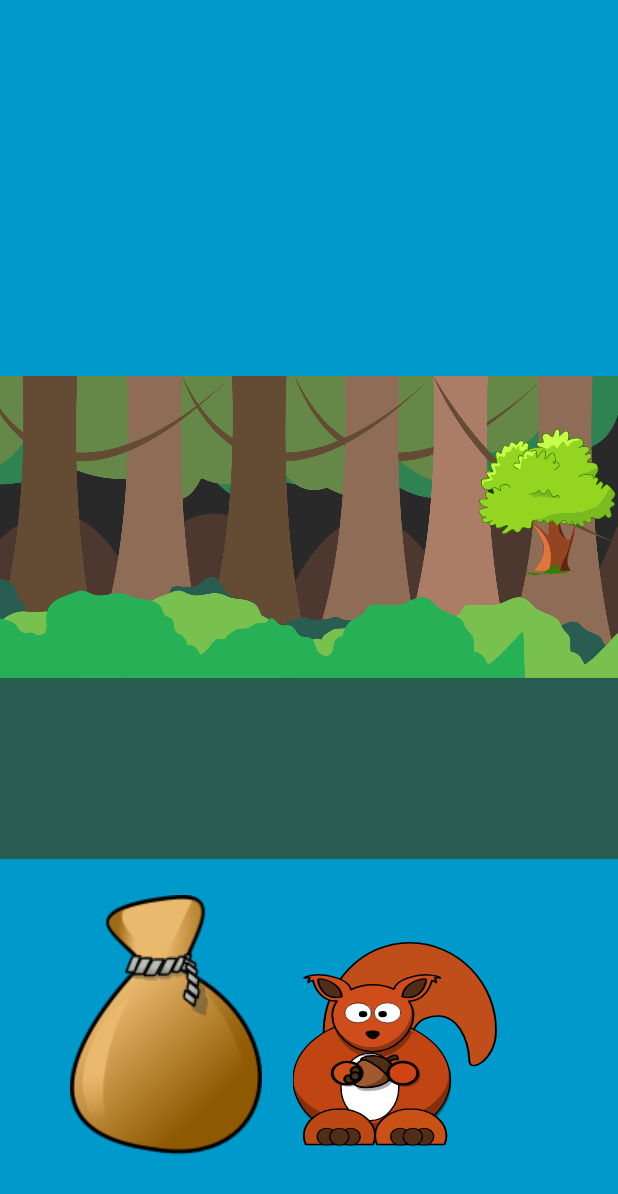
After one commit to maksim96/LearningApp, an Android app: the DragActivity screen opened directly, with no data from a screen before it, on a phone screen of 412 x 824 dp. The commit adds this screen. Shown: the top 1194 px of the screen. Run offline under Robolectric (Android 15) with nearby library versions, the phone set to English and light mode, and no system bars.

Commit message:
Drag and drop design

```diff
--- a/app/build.gradle
+++ b/app/build.gradle
@@ -22,6 +22,7 @@ dependencies {
     implementation fileTree(dir: 'libs', include: ['*.jar'])
     implementation 'com.android.support:appcompat-v7:26.1.0'
     implementation 'com.android.support.constraint:constraint-layout:1.1.0'
+    implementation 'com.android.support:support-v4:26.1.0'
     testImplementation 'junit:junit:4.12'
     androidTestImplementation 'com.android.support.test:runner:1.0.1'
     androidTestImplementation 'com.android.support.test.espresso:espresso-core:3.0.1'
--- /dev/null
+++ b/app/src/main/java/research/educational/thiessen/learningappmock/DragActivity.java
@@ -0,0 +1,40 @@
+package research.educational.thiessen.learningappmock;
+
+import android.annotation.SuppressLint;
+import android.app.ActionBar;
+import android.app.Activity;
+import android.os.Bundle;
+import android.os.Handler;
+import android.view.MotionEvent;
+import android.view.View;
+import android.view.MenuItem;
+import android.support.v4.app.NavUtils;
+
+/**
+ * An example full-screen activity that shows and hides the system UI (i.e.
+ * status bar and navigation/system bar) with user interaction.
+ */
+public class DragActivity extends Activity {
+
+
+    @Override
+    protected void onCreate(Bundle savedInstanceState) {
+        super.onCreate(savedInstanceState);
+
+        setContentView(R.layout.activity_drag);
+
+    }
+
+    @Override
+    protected void onPostCreate(Bundle savedInstanceState) {
+        super.onPostCreate(savedInstanceState);
+
+        // Trigger the initial hide() shortly after the activity has been
+        // created, to briefly hint to the user that UI controls
+        // are available.
+    }
+
+
+
+
+}
--- /dev/null
+++ b/app/src/main/java/research/educational/thiessen/learningappmock/DragAndDropActivity.java
@@ -0,0 +1,31 @@
+package research.educational.thiessen.learningappmock;
+
+import android.annotation.SuppressLint;
+import android.app.ActionBar;
+import android.app.Activity;
+import android.os.Bundle;
+import android.os.Handler;
+import android.view.MotionEvent;
+import android.view.View;
+import android.view.WindowManager;
+import android.widget.ImageView;
+
+/**
+ * An example full-screen activity that shows and hides the system UI (i.e.
+ * status bar and navigation/system bar) with user interaction.
+ */
+public class DragAndDropActivity extends Activity {
+
+
+    @Override
+    protected void onCreate(Bundle savedInstanceState) {
+        super.onCreate(savedInstanceState);
+        getWindow().setFlags(WindowManager.LayoutParams.FLAG_FULLSCREEN,
+                WindowManager.LayoutParams.FLAG_FULLSCREEN);
+        setContentView(R.layout.activity_drag_and_drop);
+        System.out.println("wups");
+        ImageView forest = (ImageView) findViewById(R.id.imageView);
+
+
+    }
+}
--- a/app/src/main/java/research/educational/thiessen/learningappmock/MainActivity.java
+++ b/app/src/main/java/research/educational/thiessen/learningappmock/MainActivity.java
@@ -1,6 +1,7 @@
 package research.educational.thiessen.learningappmock;
 
 import android.app.Activity;
+import android.content.Intent;
 import android.support.v7.app.AppCompatActivity;
 import android.os.Bundle;
 import android.view.View;
@@ -81,5 +82,13 @@ public class MainActivity extends Activity {
                             }
                         }
                 );
+
+        bubbleText.setOnClickListener(new View.OnClickListener() {
+            @Override
+            public void onClick(View view) {
+                Intent intent = new Intent(view.getContext(), DragActivity.class);
+                startActivity(intent);
+            }
+        });
     }
 }
--- /dev/null
+++ b/app/src/main/res/drawable/squirrel.xml
@@ -0,0 +1,141 @@
+<vector android:height="24dp" android:viewportHeight="562"
+    android:viewportWidth="423" android:width="24dp" xmlns:android="http://schemas.android.com/apk/res/android">
+    <path android:fillAlpha=".314" android:fillColor="#FF000000"
+        android:pathData="m372.62,79.264c22.876,41.383 34.223,93.29 35.25,147.78 0.949,50.335 -12.764,97.881 -38.188,111.34 11.874,3.807 49.799,-11.475 51.188,-90.344 1.141,-64.817 -17.524,-124.45 -48.25,-168.78zM286.526,182.764c-7.312,0.136 -15.381,2.094 -24.281,6.281 -85.151,40.06 -8.376,284.06 -33.031,284.06 -50.791,0 -96.649,-29.241 -129.19,-76.156 32.645,59.024 84.195,97.156 142.19,97.156 24.655,0 -52.12,-244 33.031,-284.06 26.397,-12.418 45.512,-5.218 59.156,10.906 -10.18,-21.958 -25.479,-38.605 -47.875,-38.188z"
+        android:strokeLineCap="round" android:strokeLineJoin="round" android:strokeWidth="4"/>
+    <path android:fillColor="#bf4e1a"
+        android:pathData="m420.87,248.06c-1.388,78.869 -54.325,113.15 -55.199,79.844 -1.075,-42.114 -19.214,-151.35 -90.415,-117.86 -71.201,33.497 -8.39,284.07 -33.045,284.07 -98.62,0 -178.66,-110.23 -178.66,-246.06 0,-135.82 80.039,-246.06 178.66,-246.06 98.62,0 181.02,111.96 178.66,246.06z"
+        android:strokeColor="#000" android:strokeLineCap="round"
+        android:strokeLineJoin="round" android:strokeWidth="4"/>
+    <path android:fillColor="#c14413"
+        android:pathData="m326.3,379.44a163.15,163.3 0,1 1,-326.3 0,163.15 163.3,0 1,1 326.3,0z"
+        android:strokeColor="#000" android:strokeLineCap="round"
+        android:strokeLineJoin="round" android:strokeWidth="2.977"/>
+    <path android:fillColor="#fff"
+        android:pathData="M99.46,399.17a60,93 0,1 0,120 0a60,93 0,1 0,-120 0z"
+        android:strokeColor="#000" android:strokeLineCap="round"
+        android:strokeLineJoin="round" android:strokeWidth="2.977"/>
+    <path android:fillAlpha=".314" android:fillColor="#FF000000"
+        android:pathData="m165.15,226.14c-17.357,0 -34.074,2.738 -49.769,7.77 14.118,-3.3 29.008,-5.082 44.398,-5.082 42.216,0 80.715,13.276 109.69,35.071 -28.286,-23.576 -64.663,-37.759 -104.32,-37.759zM319.66,336.85c2.141,8.72 3.273,17.724 3.273,26.964 0,74.518 -73.095,134.99 -163.16,134.99 -75.312,0 -138.73,-42.282 -157.49,-99.71 5.001,85.648 76.042,153.64 162.86,153.64 90.06,0 163.16,-73.16 163.16,-163.3 0,-18.39 -3.037,-36.086 -8.644,-52.585z"
+        android:strokeLineCap="round" android:strokeLineJoin="round" android:strokeWidth="4"/>
+    <path android:fillAlpha=".314" android:fillColor="#FF000000"
+        android:pathData="m165.15,226.14c-27.825,0 -54.031,6.968 -76.961,19.278 10.86,37.966 42.593,73.081 80.067,73.081 36.482,0 67.577,-33.266 79.227,-70.057 -24.171,-14.176 -52.313,-22.302 -82.333,-22.302z"
+        android:strokeLineCap="round" android:strokeLineJoin="round" android:strokeWidth="4"/>
+    <path android:fillColor="#ce4d1a" android:fillType="evenOdd"
+        android:pathData="m276.94,90.121c-19.81,0.005 -60.05,10.542 -67.094,37.87 -0.107,0.214 -0.322,0.975 -0.545,2.135 -12.746,-7.785 -27.724,-12.313 -43.738,-12.313 -16.713,0 -32.253,4.935 -45.35,13.358 -0.269,-1.706 -0.592,-2.912 -0.726,-3.181 -7.044,-27.328 -47.281,-37.842 -67.094,-37.848 -3.158,-0.001 -5.769,0.27 -7.672,0.772 -10.636,1.48 -22.273,5.725 -21.427,8.042 7.803,-1.324 11.748,0.197 11.621,1.454 -0.239,2.359 -4.942,2.988 -3.427,11.495 2.852,-4.13 6.824,-5.542 9.942,-6.202 3.203,20.082 17.202,55.158 43.398,56.976 2.247,0.156 4.352,0.154 6.333,0.114 -6.183,11.718 -9.692,25.068 -9.692,39.234 0,46.471 37.665,100.32 84.095,100.32s84.14,-53.851 84.14,-100.32c0,-14.152 -3.519,-27.478 -9.692,-39.188 1.426,-0.012 2.939,-0.051 4.494,-0.159 26.116,-1.812 40.117,-36.683 43.375,-56.794 2.975,0.733 6.534,2.236 9.147,6.02 1.515,-8.508 -3.188,-9.137 -3.427,-11.495 -0.127,-1.257 3.818,-2.778 11.621,-1.454 0.801,-2.194 -9.588,-6.124 -19.724,-7.792 -1.926,-0.682 -4.887,-1.046 -8.557,-1.045z"
+        android:strokeColor="#000" android:strokeLineJoin="round" android:strokeWidth="4"/>
+    <path android:fillAlpha=".314" android:fillColor="#FF000000"
+        android:pathData="m197.64,339.49c-13.938,-13.945 -38.753,-14.659 -53.51,-1.542 -10.393,9.102 -14.536,23.094 -15.892,36.344 -0.961,9.556 -0.391,19.798 4.511,28.312 4.915,6.322 13.484,7.655 21.007,8.031 14.988,0.668 30.829,-2.947 42.817,-12.437 14.438,-12.391 17.8,-35.464 7.2,-51.271 -1.727,-2.705 -3.817,-5.194 -6.133,-7.437z"
+        android:strokeLineCap="round" android:strokeLineJoin="round" android:strokeWidth="4"/>
+    <path android:fillAlpha=".314" android:fillColor="#FF000000"
+        android:pathData="m148.13,367.74a30.855,30.882 0,1 1,-61.71 0,30.855 30.882,0 1,1 61.71,0z"
+        android:strokeLineCap="round" android:strokeLineJoin="round" android:strokeWidth="8.548"/>
+    <path android:fillColor="#a05a2c"
+        android:pathData="m192.64,329.49c-13.938,-13.945 -38.753,-14.659 -53.51,-1.542 -10.393,9.102 -14.536,23.094 -15.892,36.344 -0.961,9.556 -0.391,19.798 4.511,28.312 4.915,6.322 13.484,7.655 21.007,8.031 14.988,0.668 30.829,-2.947 42.817,-12.437 14.438,-12.391 17.8,-35.464 7.2,-51.271 -1.727,-2.705 -3.817,-5.194 -6.133,-7.437z"
+        android:strokeColor="#000" android:strokeLineCap="round"
+        android:strokeLineJoin="round" android:strokeWidth="4"/>
+    <path android:fillAlpha=".314" android:fillColor="#FF000000"
+        android:pathData="m161.2,318.72c2.967,0.705 5.844,1.798 8.535,3.314 2.613,1.416 5.08,3.104 7.285,5.076 13.336,11.395 16.089,32.698 6.351,47.264 -8.283,11.386 -21.452,18.514 -34.922,21.633 -5.464,1.234 -11.684,2.086 -17.002,0.061 4.913,3.385 11.425,4.272 17.301,4.566 14.988,0.668 30.831,-2.952 42.819,-12.442 14.438,-12.391 17.804,-35.467 7.204,-51.274 -1.727,-2.705 -3.817,-5.193 -6.133,-7.436 -8.155,-8.159 -20.031,-11.781 -31.439,-10.762z"
+        android:strokeLineCap="round" android:strokeLineJoin="round" android:strokeWidth="4"/>
+    <path android:fillColor="#502d16" android:fillType="evenOdd"
+        android:pathData="m193.01,325.98c2.747,-8.534 16.618,-16.431 20.727,-13.456 4.109,2.975 4.427,10.058 3.7,11.105 -0.726,1.047 -8.14,-2.168 -12.819,1.699 -4.678,3.867 -7.018,7.168 -7.018,7.168l-4.59,-6.516z"
+        android:strokeColor="#000" android:strokeWidth="4"/>
+    <path android:fillAlpha=".314" android:fillColor="#FF000000"
+        android:fillType="evenOdd"
+        android:pathData="m216.56,316.23c0.089,0.934 -0.041,1.708 -0.288,2.004 -0.714,0.856 -7.816,0.017 -12.374,3.548 -4.559,3.531 -6.856,6.233 -6.856,6.233l-3.635,-3.055c-0.145,0.341 -0.293,0.681 -0.404,1.025l4.593,6.516s2.343,-3.307 7.022,-7.173c4.678,-3.867 12.091,-0.651 12.817,-1.698 0.498,-0.718 0.498,-4.274 -0.875,-7.399z" android:strokeWidth="4"/>
+    <path android:fillColor="#502d16"
+        android:pathData="m196.2,326.03c-13.686,-13.551 -36.378,-17.056 -52.339,-6.882 -3.612,1.986 -2.513,6.978 -2.481,6.895 6.032,-4.766 12.281,0.481 20.497,6.375 10.05,7.208 21.096,18.264 29.206,29.016 5.676,7.525 9.741,14.914 6.488,20.08 0.167,0.052 4.894,1.384 7.05,-3.016 10.881,-20.516 4.73,-40.218 -8.421,-52.468z"
+        android:strokeColor="#000" android:strokeLineCap="round"
+        android:strokeLineJoin="round" android:strokeWidth="4"/>
+    <path android:fillAlpha=".314" android:fillColor="#FF000000"
+        android:pathData="m195.13,324.52c4.334,11.261 3.767,21.915 -1.742,32.196 -1.25,2.332 -3.168,1.578 -4.785,1.543 0.85,1.059 1.682,2.122 2.479,3.178 5.676,7.524 9.745,14.911 6.491,20.077 0.167,0.052 4.894,1.385 7.05,-3.015 9.967,-18.792 5.597,-39.242 -9.493,-53.978z"
+        android:strokeLineCap="round" android:strokeLineJoin="round" android:strokeWidth="4"/>
+    <path android:fillColor="#ce5016"
+        android:pathData="m138.91,346.04a26.721,26.745 0,1 1,-53.443 30.855,26.721 26.745,0 1,1 53.443,-30.855z"
+        android:strokeColor="#000" android:strokeLineCap="round"
+        android:strokeLineJoin="round" android:strokeWidth="6.363"/>
+    <path android:fillAlpha=".314" android:fillColor="#FF000000"
+        android:pathData="m263.9,368.22a30.855,30.882 0,1 1,-61.71 0,30.855 30.882,0 1,1 61.71,0z"
+        android:strokeLineCap="round" android:strokeLineJoin="round" android:strokeWidth="8.548"/>
+    <path android:fillColor="#ce4412"
+        android:pathData="m249.86,383.28a21.818,21.837 0,1 1,-43.636 -43.636,21.818 21.837,0 1,1 43.636,43.636z"
+        android:strokeColor="#000" android:strokeLineCap="round"
+        android:strokeLineJoin="round" android:strokeWidth="6.363"/>
+    <path android:fillColor="#c95116"
+        android:pathData="m244.21,459.67c-40.83,0 -73.982,33.181 -73.982,74.048 0,8.449 1.42,16.542 4.029,24.108h139.86c2.608,-7.566 4.029,-15.659 4.029,-24.108 0,-40.866 -33.11,-74.048 -73.94,-74.048z"
+        android:strokeColor="#000" android:strokeLineCap="round"
+        android:strokeLineJoin="round" android:strokeWidth="4"/>
+    <path android:fillColor="#bc4914"
+        android:pathData="m96.241,459.67c-40.83,0 -73.94,33.181 -73.94,74.048 0,8.449 1.42,16.542 4.029,24.108h139.86c2.608,-7.566 4.029,-15.659 4.029,-24.108 0,-40.866 -33.152,-74.048 -73.982,-74.048z"
+        android:strokeColor="#000" android:strokeLineCap="round"
+        android:strokeLineJoin="round" android:strokeWidth="4"/>
+    <path android:fillColor="#fff"
+        android:pathData="m162.61,195.26a27.474,27.498 0,1 1,-54.948 0,27.474 27.498,0 1,1 54.948,0z"
+        android:strokeColor="#000" android:strokeLineCap="round"
+        android:strokeLineJoin="round" android:strokeWidth="1.374"/>
+    <path android:fillColor="#fff"
+        android:pathData="m223.48,195.26a27.474,27.498 0,1 1,-54.947 0,27.474 27.498,0 1,1 54.947,0z"
+        android:strokeColor="#000" android:strokeLineCap="round"
+        android:strokeLineJoin="round" android:strokeWidth="1.374"/>
+    <path android:fillColor="#FF000000"
+        android:pathData="m154.14,198.65a8.876,8.884 0,1 1,-17.752 0,8.876 8.884,0 1,1 17.752,0z"
+        android:strokeLineCap="round" android:strokeLineJoin="round" android:strokeWidth="4"/>
+    <path android:fillColor="#FF000000"
+        android:pathData="m194.74,198.65a8.876,8.884 0,1 1,-17.752 0,8.876 8.884,0 1,1 17.752,0z"
+        android:strokeLineCap="round" android:strokeLineJoin="round" android:strokeWidth="4"/>
+    <path android:fillColor="#FF000000" android:fillType="evenOdd" android:pathData="m151.37,248.05c4.483,-4.786 23.516,-5.826 27.496,0.598 3.98,6.424 -5.977,19.743 -13.748,19.145 -7.748,-0.597 -17.942,-15.265 -13.748,-19.743z"/>
+    <path android:fillColor="#502d16" android:fillType="evenOdd"
+        android:pathData="m101.33,150.42c-2.959,-42.728 -46.917,-52.458 -49.03,-47.381 -2.113,5.077 8.031,62.188 49.03,47.381z"
+        android:strokeColor="#000" android:strokeLineJoin="round" android:strokeWidth="4"/>
+    <path android:fillColor="#502d16" android:fillType="evenOdd"
+        android:pathData="m226.6,150.42c2.959,-42.728 46.917,-52.458 49.03,-47.381 2.113,5.077 -8.031,62.188 -49.03,47.381z"
+        android:strokeColor="#000" android:strokeLineJoin="round" android:strokeWidth="4"/>
+    <path android:fillColor="#502d16"
+        android:pathData="m89.695,536.47a19.807,23.52 0,1 1,-39.614 0,19.807 23.52,0 1,1 39.614,0z"
+        android:strokeColor="#000" android:strokeLineCap="round"
+        android:strokeLineJoin="round" android:strokeWidth="2.977"/>
+    <path android:fillColor="#502d16"
+        android:pathData="m139.38,536.47a19.807,23.52 0,1 1,-39.614 0,19.807 23.52,0 1,1 39.614,0z"
+        android:strokeColor="#000" android:strokeLineCap="round"
+        android:strokeLineJoin="round" android:strokeWidth="2.977"/>
+    <path android:fillColor="#502d16"
+        android:pathData="m115.88,536.47a19.807,23.52 0,1 1,-39.614 0,19.807 23.52,0 1,1 39.614,0z"
+        android:strokeColor="#000" android:strokeLineCap="round"
+        android:strokeLineJoin="round" android:strokeWidth="2.977"/>
+    <path android:fillColor="#502d16"
+        android:pathData="m242.11,536.47a19.807,23.52 0,1 1,-39.614 0,19.807 23.52,0 1,1 39.614,0z"
+        android:strokeColor="#000" android:strokeLineCap="round"
+        android:strokeLineJoin="round" android:strokeWidth="2.977"/>
+    <path android:fillColor="#502d16"
+        android:pathData="m291.79,536.47a19.807,23.52 0,1 1,-39.614 0,19.807 23.52,0 1,1 39.614,0z"
+        android:strokeColor="#000" android:strokeLineCap="round"
+        android:strokeLineJoin="round" android:strokeWidth="2.977"/>
+    <path android:fillColor="#502d16"
+        android:pathData="m268.29,536.47a19.807,23.52 0,1 1,-39.614 0,19.807 23.52,0 1,1 39.614,0z"
+        android:strokeColor="#000" android:strokeLineCap="round"
+        android:strokeLineJoin="round" android:strokeWidth="2.977"/>
+    <path android:fillAlpha=".314" android:fillColor="#FF000000"
+        android:pathData="m243.07,169.44c1.532,6.337 2.35,12.976 2.35,19.782 0,46.471 -37.708,100.3 -84.137,100.3 -33.841,0 -62.994,-28.612 -76.332,-62.119 10.329,38.687 42.515,74.972 80.612,74.972 46.43,0 84.137,-53.869 84.137,-100.34 0,-11.564 -2.361,-22.563 -6.588,-32.593h-0.042z"
+        android:strokeLineCap="round" android:strokeLineJoin="round" android:strokeWidth="4"/>
+    <path android:fillColor="#502d16"
+        android:pathData="m121.9,368.86a5.307,6.051 0,1 1,-10.614 18.401,5.307 6.051,0 1,1 10.614,-18.401z"
+        android:strokeColor="#000" android:strokeLineCap="round"
+        android:strokeLineJoin="round" android:strokeWidth="5.67"/>
+    <path android:fillColor="#502d16"
+        android:pathData="m135.22,345.78a5.307,6.051 0,1 1,-10.614 18.401,5.307 6.051,0 1,1 10.614,-18.401z"
+        android:strokeColor="#000" android:strokeLineCap="round"
+        android:strokeLineJoin="round" android:strokeWidth="5.67"/>
+    <path android:fillColor="#502d16"
+        android:pathData="m134.27,360.59a5.307,6.051 0,1 1,-10.614 18.401,5.307 6.051,0 1,1 10.614,-18.401z"
+        android:strokeColor="#000" android:strokeLineCap="round"
+        android:strokeLineJoin="round" android:strokeWidth="5.67"/>
+    <path android:fillColor="#502d16" android:pathData="m217.58,366.92"
+        android:strokeColor="#000" android:strokeLineCap="round"
+        android:strokeLineJoin="round" android:strokeWidth="5.67"/>
+    <path android:fillColor="#502d16" android:pathData="m210.69,341.18"
+        android:strokeColor="#000" android:strokeLineCap="round"
+        android:strokeLineJoin="round" android:strokeWidth="5.67"/>
+    <path android:fillColor="#502d16" android:pathData="m207.77,355.73"
+        android:strokeColor="#000" android:strokeLineCap="round"
+        android:strokeLineJoin="round" android:strokeWidth="5.67"/>
+</vector>
--- /dev/null
+++ b/app/src/main/res/layout/activity_drag.xml
@@ -0,0 +1,90 @@
+<?xml version="1.0" encoding="utf-8"?>
+<RelativeLayout xmlns:android="http://schemas.android.com/apk/res/android"
+    xmlns:app="http://schemas.android.com/apk/res-auto"
+    xmlns:tools="http://schemas.android.com/tools"
+    android:layout_width="match_parent"
+    android:layout_height="match_parent"
+    android:background="#0099cc"
+    tools:context=".DragActivity">
+
+    <!-- The primary full-screen view. This can be replaced with whatever view
+         is needed to present your content, e.g. VideoView, SurfaceView,
+         TextureView, etc. -->
+
+
+    <ImageView
+        android:id="@+id/imageView5"
+        android:layout_width="wrap_content"
+        android:layout_height="wrap_content"
+        android:layout_alignParentStart="true"
+        android:layout_alignParentTop="true"
+        android:src="@drawable/forest" />
+
+    <ImageView
+        android:id="@+id/imageView6"
+        android:layout_width="136dp"
+        android:layout_height="216dp"
+        android:layout_alignParentBottom="true"
+        android:layout_alignParentStart="true"
+        android:layout_marginBottom="20dp"
+        android:layout_marginStart="195dp"
+        android:src="@drawable/squirrel" />
+
+    <ImageView
+        android:id="@+id/imageView7"
+        android:layout_width="579dp"
+        android:layout_height="669dp"
+        android:layout_alignParentStart="true"
+        android:layout_alignParentTop="true"
+        android:layout_marginStart="317dp"
+        android:src="@drawable/tree" />
+
+    <ImageView
+        android:id="@+id/imageView10"
+        android:layout_width="147dp"
+        android:layout_height="144dp"
+        android:layout_alignParentTop="true"
+        android:layout_marginTop="265dp"
+        android:layout_toStartOf="@+id/imageView12"
+        android:src="@drawable/nuts" />
+
+    <ImageView
+        android:id="@+id/imageView13"
+        android:layout_width="147dp"
+        android:layout_height="144dp"
+        android:layout_above="@+id/imageView10"
+        android:layout_alignParentStart="true"
+        android:layout_marginBottom="-265dp"
+        android:layout_marginStart="423dp"
+        android:src="@drawable/nuts" />
+
+    <ImageView
+        android:id="@+id/imageView12"
+        android:layout_width="147dp"
+        android:layout_height="144dp"
+        android:layout_alignParentEnd="true"
+        android:layout_alignParentTop="true"
+        android:layout_marginEnd="552dp"
+        android:layout_marginTop="91dp"
+        android:src="@drawable/nuts" />
+
+    <ImageView
+        android:id="@+id/imageView11"
+        android:layout_width="147dp"
+        android:layout_height="144dp"
+        android:layout_alignParentEnd="true"
+        android:layout_below="@+id/imageView12"
+        android:layout_marginEnd="451dp"
+        android:src="@drawable/nuts" />
+
+    <ImageView
+        android:id="@+id/imageView14"
+        android:layout_width="wrap_content"
+        android:layout_height="wrap_content"
+        android:layout_alignParentBottom="true"
+        android:layout_alignParentEnd="true"
+        android:layout_marginBottom="53dp"
+        android:layout_marginEnd="237dp"
+        android:src="@drawable/sack" />
+
+</RelativeLayout>
--- /dev/null
+++ b/app/src/main/res/layout/activity_drag_and_drop.xml
@@ -0,0 +1,37 @@
+<?xml version="1.0" encoding="utf-8"?>
+<RelativeLayout xmlns:android="http://schemas.android.com/apk/res/android"
+    xmlns:app="http://schemas.android.com/apk/res-auto"
+    xmlns:tools="http://schemas.android.com/tools"
+    android:layout_width="match_parent"
+    android:layout_height="match_parent"
+    tools:context=".DragAndDropActivity">
+
+    <ImageView
+        android:id="@+id/imageView"
+        android:layout_width="match_parent"
+        android:layout_height="match_parent"
+        android:layout_alignParentStart="true"
+        android:layout_alignParentTop="true"
+        app:srcCompat="@drawable/forest2" />
+
+    <ImageView
+        android:id="@+id/imageView2"
+        android:layout_width="wrap_content"
+        android:layout_height="wrap_content"
+        android:layout_alignParentStart="true"
+        android:layout_alignParentTop="true"
+        android:layout_marginStart="205dp"
+        android:layout_marginTop="211dp"
+        app:srcCompat="@mipmap/ic_launcher_round" />
+
+    <ImageView
+        android:id="@+id/imageView3"
+        android:layout_width="368dp"
+        android:layout_height="361dp"
+        android:layout_alignParentBottom="true"
+        android:layout_alignParentEnd="true"
+        android:layout_marginBottom="109dp"
+        android:layout_marginEnd="336dp"
+        app:srcCompat="@drawable/sprechblase" />
+
+</RelativeLayout>
--- a/app/src/main/res/layout/activity_main.xml
+++ b/app/src/main/res/layout/activity_main.xml
@@ -19,7 +19,7 @@
         android:layout_alignParentStart="true"
         android:layout_alignParentTop="true"
         android:adjustViewBounds="true"
-        android:src="@drawable/forest" />
+        android:src="@drawable/forest2" />
 
     <ImageView
         android:id="@+id/imageUnicorn"
--- /dev/null
+++ b/app/src/main/res/values/attrs.xml
@@ -0,0 +1,12 @@
+<resources>
+
+    <!-- Declare custom theme attributes that allow changing which styles are
+         used for button bars depending on the API level.
+         ?android:attr/buttonBarStyle is new as of API 11 so this is
+         necessary to support previous API levels. -->
+    <declare-styleable name="ButtonBarContainerTheme">
+        <attr name="metaButtonBarStyle" format="reference" />
+        <attr name="metaButtonBarButtonStyle" format="reference" />
+    </declare-styleable>
+
+</resources>
--- a/app/src/main/res/values/colors.xml
+++ b/app/src/main/res/values/colors.xml
@@ -3,4 +3,6 @@
     <color name="colorPrimary">#3F51B5</color>
     <color name="colorPrimaryDark">#303F9F</color>
     <color name="colorAccent">#FF4081</color>
+
+    <color name="black_overlay">#66000000</color>
 </resources>
--- a/app/src/main/res/values/strings.xml
+++ b/app/src/main/res/values/strings.xml
@@ -1,3 +1,9 @@
 <resources>
     <string name="app_name">LearningAppMock</string>
+
+    <string name="title_activity_drag_and_drop">DragAndDropActivity</string>
+    <string name="dummy_button">Dummy Button</string>
+    <string name="dummy_content">DUMMY\nCONTENT</string>
+
+    <string name="title_activity_drag">DragActivity</string>
 </resources>
--- a/app/src/main/res/values/styles.xml
+++ b/app/src/main/res/values/styles.xml
@@ -8,4 +8,16 @@
         <item name="colorAccent">@color/colorAccent</item>
     </style>
 
+    <style name="FullscreenTheme" parent="@android:style/Theme.Material.NoActionBar.Fullscreen">
+        <item name="android:actionBarStyle">@style/FullscreenActionBarStyle</item>
+        <item name="android:windowActionBarOverlay">true</item>
+        <item name="android:windowBackground">@null</item>
+        <item name="metaButtonBarStyle">?android:attr/buttonBarStyle</item>
+        <item name="metaButtonBarButtonStyle">?android:attr/buttonBarButtonStyle</item>
+    </style>
+
+    <style name="FullscreenActionBarStyle" parent="android:Widget.Holo.ActionBar">
+        <item name="android:background">@color/black_overlay</item>
+    </style>
+
 </resources>
```
Also changed, not shown: app/src/main/AndroidManifest.xml (+16 -0 lines), app/src/main/res/drawable-v24/nuts.png (added), app/src/main/res/drawable/forest.png (added), app/src/main/res/drawable/forest2.jpg (renamed from app/src/main/res/drawable/forest.jpg), app/src/main/res/drawable/sack.png (added), app/src/main/res/drawable/tree.png (added).
